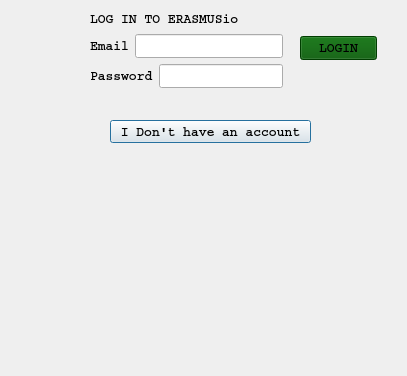
Qt form loginteacher.ui (casalete/ErasmusIo) before a commit.
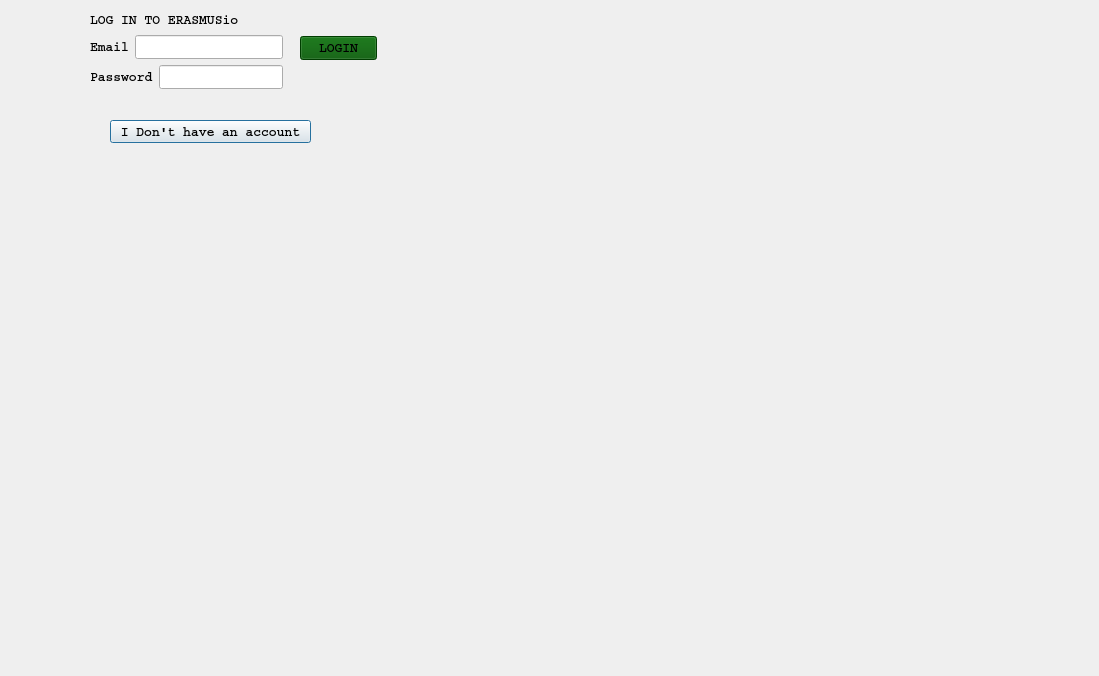
The same form after that commit. Icons and pictures are not drawn.

Diff of the .ui file:
```diff
--- a/loginteacher.ui
+++ b/loginteacher.ui
@@ -6,8 +6,8 @@
    <rect>
     <x>0</x>
     <y>0</y>
-    <width>407</width>
-    <height>376</height>
+    <width>1099</width>
+    <height>676</height>
    </rect>
   </property>
   <property name="windowTitle">
@@ -44,7 +44,7 @@
      <x>90</x>
      <y>10</y>
      <width>193</width>
-     <height>78</height>
+     <height>79</height>
     </rect>
    </property>
    <property name="font">
```
Left out of the diff: 3 changed lines with no effect on the pictures.
